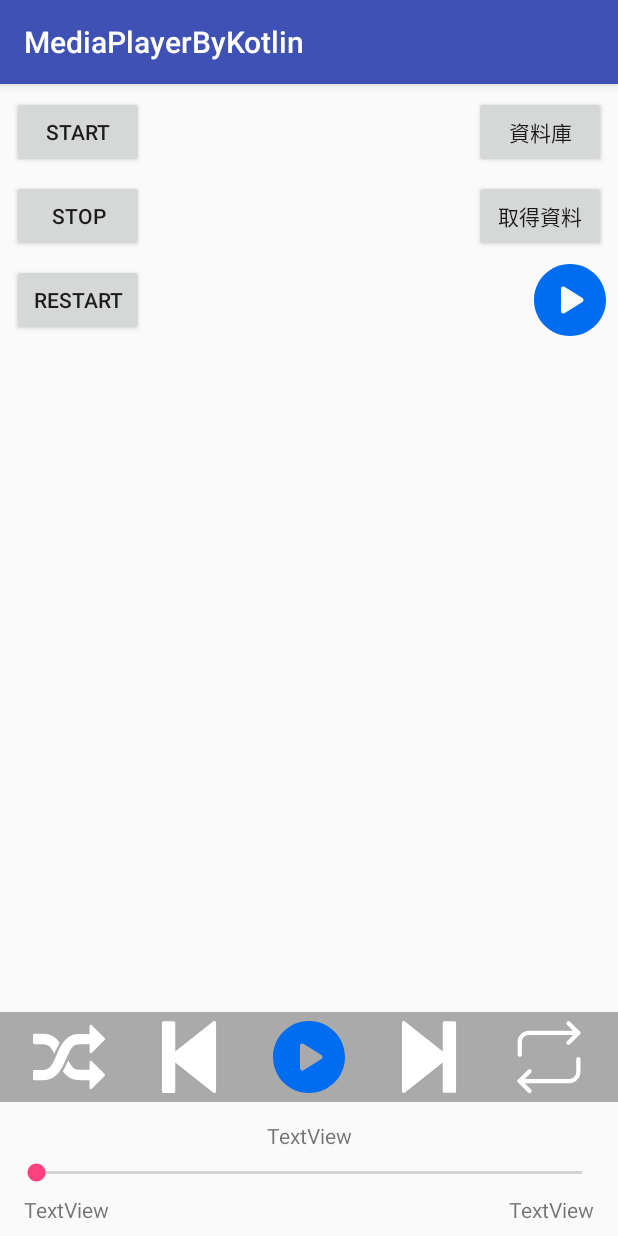
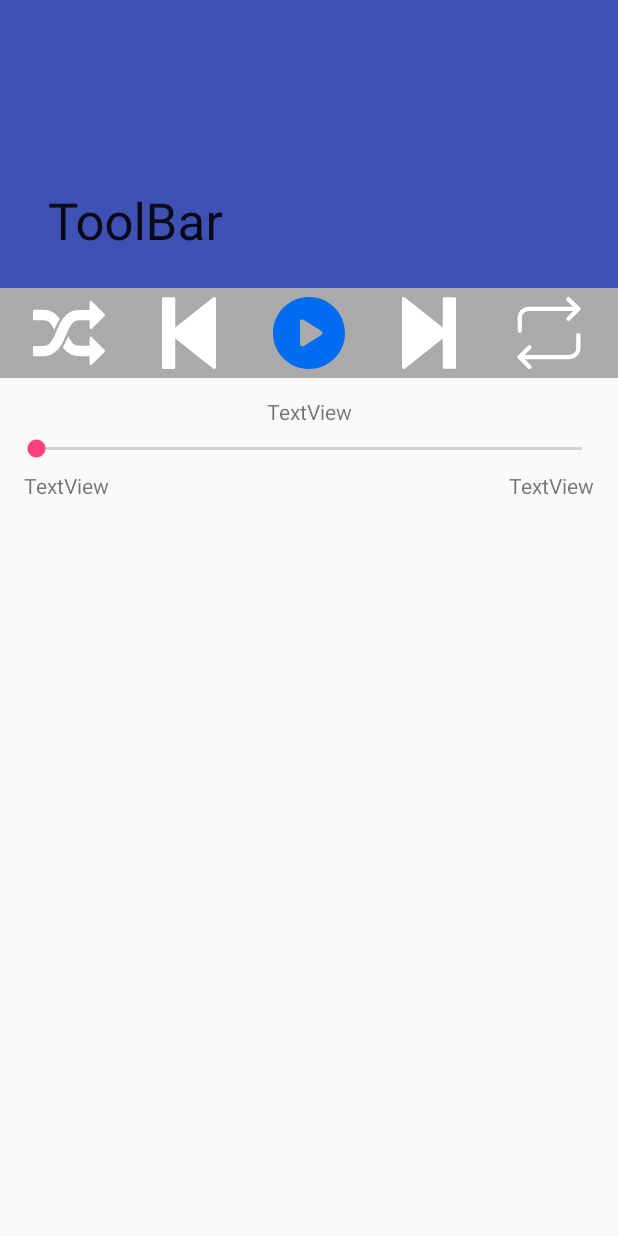
Before and after one commit to CiaShangLin/MediaPlayerByKotlin, an Android app: the screen it shows after launch (MainActivity), on a phone screen of 412 x 824 dp. Run offline under Robolectric (Android 15) with nearby library versions, the light colour scheme and no system bars.

Commit message:
新增ToolBar

```diff
--- a/app/build.gradle
+++ b/app/build.gradle
@@ -41,4 +41,7 @@ dependencies {
     annotationProcessor 'android.arch.persistence.room:compiler:1.0.0'
     kapt "android.arch.persistence.room:compiler:1.0.0"
 
+    implementation 'com.android.support:design:26.1.0'
+
+
 }
--- a/app/src/main/java/com/shang/mediaplayerbykotlin/MainActivity.kt
+++ b/app/src/main/java/com/shang/mediaplayerbykotlin/MainActivity.kt
@@ -2,6 +2,7 @@ package com.shang.mediaplayerbykotlin
 
 import android.content.Intent
 import android.media.MediaPlayer
+import android.net.Uri
 import android.os.*
 import android.support.v7.app.AppCompatActivity
 import android.util.Log
@@ -132,17 +133,8 @@ class MainActivity : AppCompatActivity() {
         })
 
         playBt.setOnClickListener {
-            if (playState) {
-                startService(Intent(this, MediaPlayerService::class.java).apply {
-                    action = "STOP"
-                })
-            } else {
-                startService(Intent(this, MediaPlayerService::class.java).apply {
-                    action = "START"
-                    putExtra("path", file.get(0).path)
-                })
-            }
-            playState = !playState
+
+
         }
 
 
--- a/app/src/main/java/com/shang/mediaplayerbykotlin/MediaPlayerController.kt
+++ b/app/src/main/java/com/shang/mediaplayerbykotlin/MediaPlayerController.kt
@@ -13,7 +13,7 @@ class MediaPlayerController {
     companion object {
         val TAG = "MediaPlayerController"
 
-        var mediaPlayer=MediaPlayer()
+        lateinit var mediaPlayer:MediaPlayer
         var currentTime:Int=0
         var playState:Boolean=false
 
@@ -30,7 +30,6 @@ class MediaPlayerController {
 
         fun startMediaPlayer(path: String) {
             mediaPlayer = MediaPlayer()
-            mediaPlayer.reset()
             mediaPlayer.setAudioStreamType(AudioManager.STREAM_MUSIC);
             mediaPlayer.setDataSource(path)
             mediaPlayer.prepare()
@@ -42,6 +41,10 @@ class MediaPlayerController {
                     var second = time - minute * 60
                     Log.d(TAG, "$minute 分/$second 秒")
                 }
+            }
+
+            mediaPlayer.setOnCompletionListener {
+                mediaPlayer.release()
             }
         }
 
--- a/app/src/main/res/layout/activity_main.xml
+++ b/app/src/main/res/layout/activity_main.xml
@@ -6,13 +6,27 @@
     android:layout_height="match_parent"
     tools:context="com.shang.mediaplayerbykotlin.MainActivity">
 
+
+    <include
+        android:id="@+id/include"
+        layout="@layout/toolbar_layout"
+        android:layout_width="0dp"
+        android:layout_height="0dp"
+        app:layout_constraintBottom_toBottomOf="parent"
+        app:layout_constraintEnd_toEndOf="parent"
+        app:layout_constraintHorizontal_bias="0.0"
+        app:layout_constraintStart_toStartOf="parent"
+        app:layout_constraintTop_toTopOf="parent"
+        app:layout_constraintVertical_bias="0.0" />
+
     <Button
         android:id="@+id/button"
         android:layout_width="wrap_content"
         android:layout_height="wrap_content"
         android:layout_marginStart="8dp"
-        android:layout_marginTop="8dp"
+        android:layout_marginTop="268dp"
         android:text="Start"
+        android:visibility="invisible"
         app:layout_constraintStart_toStartOf="parent"
         app:layout_constraintTop_toTopOf="parent" />
 
@@ -23,6 +37,7 @@
         android:layout_marginStart="8dp"
         android:layout_marginTop="8dp"
         android:text="Stop"
+        android:visibility="invisible"
         app:layout_constraintStart_toStartOf="parent"
         app:layout_constraintTop_toBottomOf="@+id/button" />
 
@@ -33,6 +48,7 @@
         android:layout_marginStart="8dp"
         android:layout_marginTop="8dp"
         android:text="reStart"
+        android:visibility="invisible"
         app:layout_constraintStart_toStartOf="parent"
         app:layout_constraintTop_toBottomOf="@+id/button2" />
 
@@ -40,9 +56,10 @@
         android:id="@+id/button4"
         android:layout_width="wrap_content"
         android:layout_height="wrap_content"
-        android:layout_marginEnd="8dp"
-        android:layout_marginTop="8dp"
+        android:layout_marginEnd="16dp"
+        android:layout_marginTop="268dp"
         android:text="資料庫"
+        android:visibility="invisible"
         app:layout_constraintEnd_toEndOf="parent"
         app:layout_constraintTop_toTopOf="parent" />
 
@@ -53,26 +70,8 @@
         android:layout_marginEnd="8dp"
         android:layout_marginTop="8dp"
         android:text="取得資料"
+        android:visibility="invisible"
         app:layout_constraintEnd_toEndOf="parent"
         app:layout_constraintTop_toBottomOf="@+id/button4" />
 
-    <include
-        layout="@layout/mediapalyer_controller_ui"
-        android:layout_width="0dp"
-        android:layout_height="wrap_content"
-        android:layout_marginBottom="8dp"
-        app:layout_constraintBottom_toBottomOf="parent"
-        app:layout_constraintEnd_toEndOf="parent"
-        app:layout_constraintStart_toStartOf="parent" />
-
-    <ImageButton
-        android:id="@+id/imageButton"
-        android:layout_width="wrap_content"
-        android:layout_height="wrap_content"
-        android:layout_marginEnd="8dp"
-        android:layout_marginTop="8dp"
-        android:background="@drawable/selector"
-        app:layout_constraintEnd_toEndOf="parent"
-        app:layout_constraintTop_toBottomOf="@+id/button5" />
-
 </android.support.constraint.ConstraintLayout>
--- /dev/null
+++ b/app/src/main/res/layout/cardview_ui.xml
@@ -0,0 +1,6 @@
+<?xml version="1.0" encoding="utf-8"?>
+<LinearLayout xmlns:android="http://schemas.android.com/apk/res/android"
+    android:layout_width="match_parent"
+    android:layout_height="match_parent">
+
+</LinearLayout>
--- a/app/src/main/res/layout/mediapalyer_controller_ui.xml
+++ b/app/src/main/res/layout/mediapalyer_controller_ui.xml
@@ -3,7 +3,7 @@
     xmlns:app="http://schemas.android.com/apk/res-auto"
     xmlns:tools="http://schemas.android.com/tools"
     android:layout_width="match_parent"
-    android:layout_height="match_parent">
+    android:layout_height="wrap_content">
 
     <SeekBar
         android:id="@+id/seekBar"
--- /dev/null
+++ b/app/src/main/res/layout/play_music_ui_layout.xml
@@ -0,0 +1,7 @@
+<?xml version="1.0" encoding="utf-8"?>
+<LinearLayout xmlns:android="http://schemas.android.com/apk/res/android"
+    android:layout_width="match_parent"
+    android:layout_height="match_parent">
+
+
+</LinearLayout>
--- /dev/null
+++ b/app/src/main/res/layout/toolbar_layout.xml
@@ -0,0 +1,65 @@
+<?xml version="1.0" encoding="utf-8"?>
+<android.support.design.widget.CoordinatorLayout xmlns:android="http://schemas.android.com/apk/res/android"
+    xmlns:app="http://schemas.android.com/apk/res-auto"
+    xmlns:tools="http://schemas.android.com/tools"
+    android:layout_width="match_parent"
+    android:layout_height="match_parent">
+
+    <android.support.design.widget.AppBarLayout
+        android:id="@+id/appbar"
+        android:layout_height="192dp"
+        android:layout_width="match_parent">
+
+        <android.support.design.widget.CollapsingToolbarLayout
+            android:layout_width="match_parent"
+            android:layout_height="match_parent"
+            app:contentScrim="?attr/colorPrimary"
+            app:layout_scrollFlags="scroll|exitUntilCollapsed"
+            app:toolbarId="@+id/toolbar">
+
+            <android.support.v7.widget.Toolbar
+                android:id="@+id/toolbar"
+                android:layout_width="match_parent"
+                android:layout_height="?attr/actionBarSize"
+                app:title="ToolBar"></android.support.v7.widget.Toolbar>
+
+        </android.support.design.widget.CollapsingToolbarLayout>
+    </android.support.design.widget.AppBarLayout>
+
+    <android.support.v4.widget.NestedScrollView
+        android:layout_width="match_parent"
+        android:layout_height="match_parent"
+        app:layout_behavior="android.support.design.widget.AppBarLayout$ScrollingViewBehavior">
+
+        <android.support.constraint.ConstraintLayout
+            android:layout_width="match_parent"
+            android:layout_height="match_parent">
+
+            <include
+                android:id="@+id/include2"
+                layout="@layout/mediapalyer_controller_ui"
+                android:layout_width="match_parent"
+                android:layout_height="wrap_content"
+                android:layout_weight="1"
+                app:layout_constraintEnd_toEndOf="parent"
+                app:layout_constraintStart_toStartOf="parent"
+                app:layout_constraintTop_toTopOf="parent" />
+
+            <android.support.v7.widget.RecyclerView
+                android:id="@+id/recyclerview"
+                android:layout_width="match_parent"
+                android:layout_height="match_parent"
+                app:layout_constraintBottom_toBottomOf="parent"
+                app:layout_constraintEnd_toEndOf="parent"
+                app:layout_constraintStart_toStartOf="parent"
+                app:layout_constraintTop_toBottomOf="@+id/include2">
+
+            </android.support.v7.widget.RecyclerView>
+
+        </android.support.constraint.ConstraintLayout>
+
+
+
+
+    </android.support.v4.widget.NestedScrollView>
+</android.support.design.widget.CoordinatorLayout>
--- a/app/src/main/res/values/styles.xml
+++ b/app/src/main/res/values/styles.xml
@@ -1,7 +1,7 @@
 <resources>
 
     <!-- Base application theme. -->
-    <style name="AppTheme" parent="Theme.AppCompat.Light.DarkActionBar">
+    <style name="AppTheme" parent="Theme.AppCompat.Light.NoActionBar">
         <!-- Customize your theme here. -->
         <item name="colorPrimary">@color/colorPrimary</item>
         <item name="colorPrimaryDark">@color/colorPrimaryDark</item>
```
